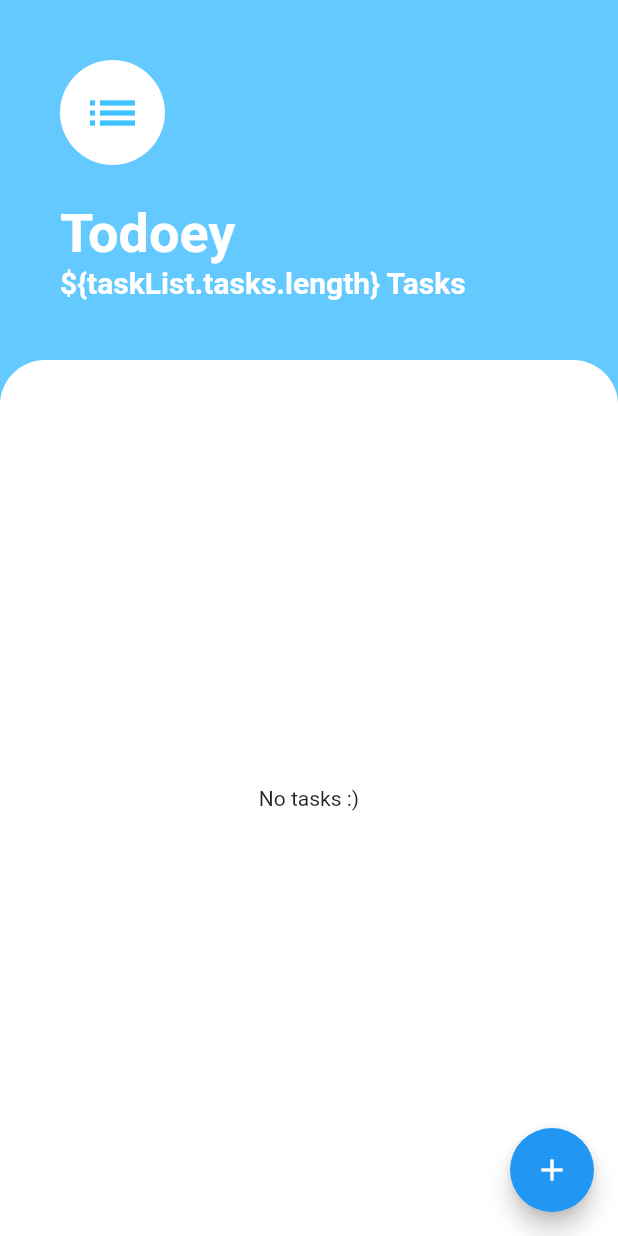
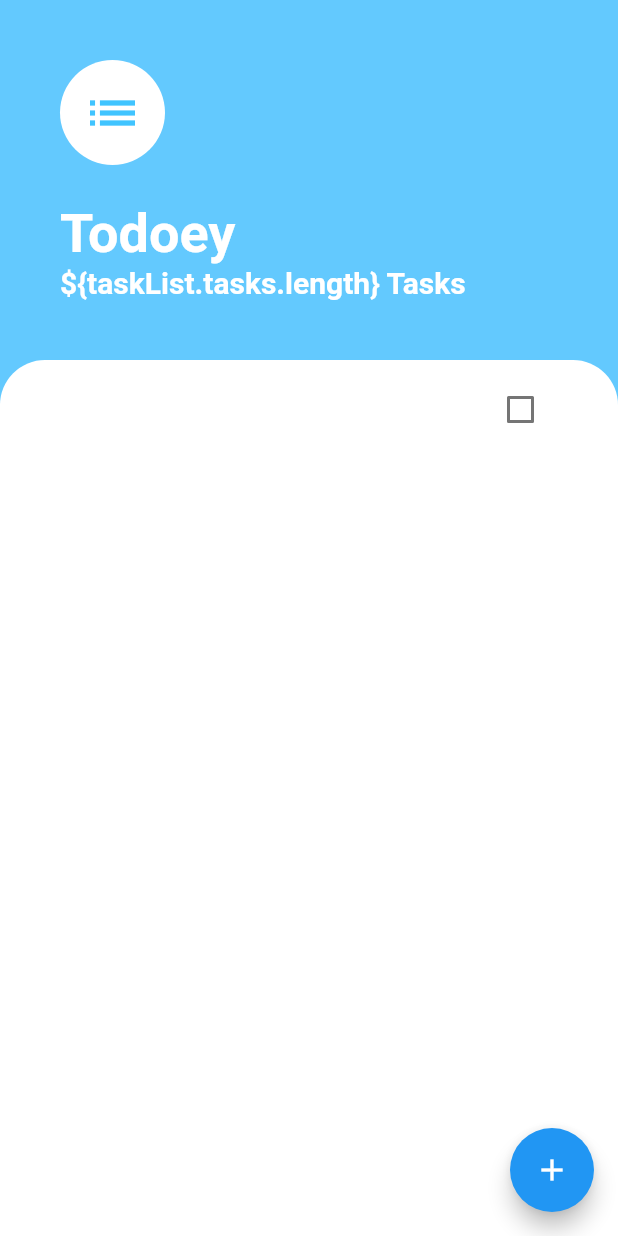
Before and after one commit to Weny-murat/todoey, a Flutter app: the AddTaskScreen widget shown alone on an empty page, opened directly, after a tap on "Add", on a phone screen of 412 x 824 dp. Run offline on Flutter 3.47's test engine with Material 2 defaults, Android fonts, the phone set to English and light mode, and no system bars; our stand-ins replace dartz, equatable, flutter_bloc, get_it, shared_preferences; accounts and stored records are empty.

Commit message:
add_task_screen update

```diff
--- a/lib/features/task/presentation/widgets/add_task_screen.dart
+++ b/lib/features/task/presentation/widgets/add_task_screen.dart
@@ -1,4 +1,7 @@
 import 'package:flutter/material.dart';
+import 'package:flutter_bloc/flutter_bloc.dart';
+import 'package:todoey/features/task/presentation/bloc/events.dart';
+import 'package:todoey/features/task/presentation/bloc/task_bloc.dart';
 
 class AddTaskScreen extends StatefulWidget {
   @override
@@ -44,6 +47,7 @@ class _AddTaskScreenState extends State<AddTaskScreen> {
             height: 40,
             minWidth: double.maxFinite,
             onPressed: () {
+              context.read<TaskBloc>().add(AddTask(taskString));
               Navigator.pop(context);
             },
             color: Colors.lightBlueAccent,
--- a/lib/features/task/presentation/widgets/task_list.dart
+++ b/lib/features/task/presentation/widgets/task_list.dart
@@ -1,6 +1,5 @@
 import 'package:flutter/material.dart';
 import 'package:flutter_bloc/flutter_bloc.dart';
-import 'package:todoey/features/task/domain/entities/task.dart';
 import 'package:todoey/features/task/presentation/bloc/events.dart';
 import 'package:todoey/features/task/presentation/bloc/states.dart';
 import 'package:todoey/features/task/presentation/bloc/task_bloc.dart';
```
